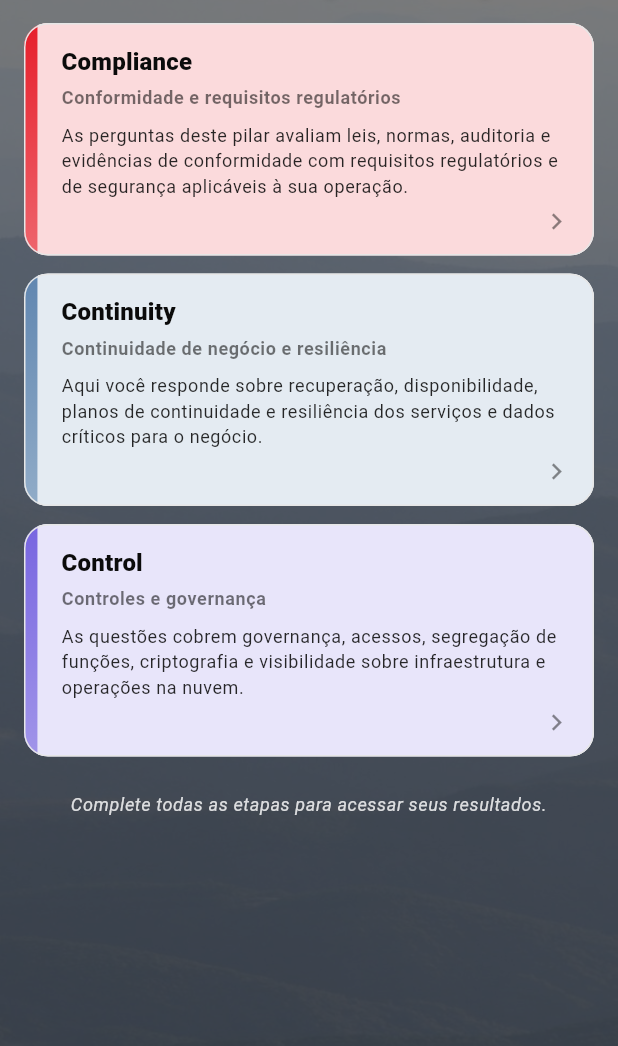
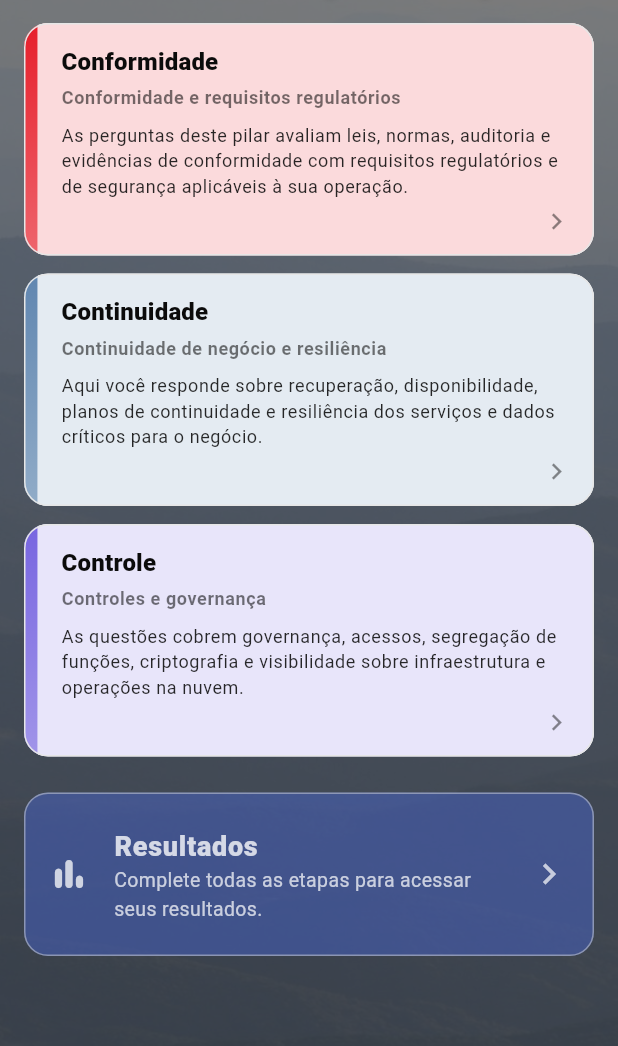
Before and after one commit to Akflamingo2610/BotSoberaniaSoftwareOne, a Flutter app: the PhasesScreen screen opened directly, on a phone screen of 412 x 824 dp, the part 151-1197 px from its top. Run offline on Flutter 3.47's test engine with Material 3 defaults, Android fonts, the phone set to English and light mode, and no system bars; our stand-ins replace fl_chart, pdf, printing, shared_preferences, web; accounts and stored records are empty.

Commit message:
Refina os textos e intera??es dos pilares/resultados para melhorar a usabilidade em portugu?s e o fluxo de explica??es no chat.
O bot?o de resultados agora permanece vis?vel com estado desabilitado at? a conclus?o do assessment, enquanto os prompts autom?ticos foram simplificados para explicar significado e percentual sem sugest?es adicionais.

Made-with: Cursor

```diff
--- a/soberania_app/lib/l10n/app_localizations.dart
+++ b/soberania_app/lib/l10n/app_localizations.dart
@@ -37,20 +37,20 @@ class AppLocalizations {
       'intro_framework_intro':
           'Ajuda a identificar prioridades e definir os próximos passos com clareza.',
       'intro_framework_bullet_1':
-          'A metodologia da SoftwareOne avalia a soberania digital a partir de três pilares: Compliance, Control e Continuity.',
+          'A metodologia da SoftwareOne avalia a soberania digital a partir de três pilares: Conformidade, Controle e Continuidade.',
       'intro_framework_bullet_2':
           'O framework oferece uma visão prática da maturidade da organização.',
       'intro_framework_bullet_3':
           'Ajuda a identificar prioridades de evolução e construção de um roadmap.',
-      'intro_compliance_title': 'Compliance',
+      'intro_compliance_title': 'Conformidade',
       'intro_compliance_bullet_1':
           'Garanta conformidade com leis, normas e padrões de segurança, com critérios claros para avaliação e decisão.',
       'intro_compliance_bullet_2': '',
-      'intro_control_title': 'Control',
+      'intro_control_title': 'Controle',
       'intro_control_bullet_1':
           'Tenha controle sobre infraestrutura, acessos e dados, fortalecendo a proteção de ativos críticos e a autonomia da operação.',
       'intro_control_bullet_2': '',
-      'intro_continuity_title': 'Continuity',
+      'intro_continuity_title': 'Continuidade',
       'intro_continuity_bullet_1':
           'Prepare sua operação para responder e se recuperar, assegurando a continuidade do negócio diante de falhas e crises.',
       'intro_continuity_bullet_2': '',
@@ -105,13 +105,13 @@ class AppLocalizations {
       'phases_title': 'Pilares da Soberania Digital',
       'phases_choose': 'Por onde você quer começar',
       'phases_choose_subtext': 'Escolha um dos pilares e avance no seu ritmo.',
-      'phase_compliance_label': 'Compliance',
+      'phase_compliance_label': 'Conformidade',
       'phase_compliance_subtitle':
           'Conformidade e requisitos regulatórios',
-      'phase_continuity_label': 'Continuity',
+      'phase_continuity_label': 'Continuidade',
       'phase_continuity_subtitle':
           'Continuidade de negócio e resiliência',
-      'phase_control_label': 'Control',
+      'phase_control_label': 'Controle',
       'phase_control_subtitle': 'Controles e governança',
       'phase_compliance_card_body':
           'As perguntas deste pilar avaliam leis, normas, auditoria e evidências de conformidade com requisitos regulatórios e de segurança aplicáveis à sua operação.',
--- a/soberania_app/lib/screens/assessment_intro_screen.dart
+++ b/soberania_app/lib/screens/assessment_intro_screen.dart
@@ -120,12 +120,15 @@ class _AssessmentIntroScreenState extends State<AssessmentIntroScreen> {
                         child: _ContentColumn(
                           onContinue: () => _continue(context),
                           onLogout: () => _logout(context),
+                          onKeywordTap: _onKeywordTap,
                         ),
                       ),
                       SizedBox(
                         width: 420,
                         child: ChatPanel(
                           welcomeMessage: l10n.t('intro_chat_welcome'),
+                          quickQuestion: _quickQuestion,
+                          quickQuestionNonce: _quickQuestionNonce,
                         ),
                       ),
                     ],
@@ -134,6 +137,7 @@ class _AssessmentIntroScreenState extends State<AssessmentIntroScreen> {
                 return _ContentColumn(
                   onContinue: () => _continue(context),
                   onLogout: () => _logout(context),
+                  onKeywordTap: _onKeywordTap,
                 );
               },
             ),
@@ -167,11 +171,11 @@ class _AssessmentIntroScreenState extends State<AssessmentIntroScreen> {
         break;
       default:
         if (conceptKey == 'compliance') {
-          question = 'O que significa Compliance em soberania digital, de forma simples?';
+          question = 'O que significa Compliance (Conformidade) em soberania digital, de forma simples?';
         } else if (conceptKey == 'control') {
-          question = 'O que significa Control em soberania digital, de forma simples?';
+          question = 'O que significa Control (Controle) em soberania digital, de forma simples?';
         } else {
-          question = 'O que significa Continuity em soberania digital, de forma simples?';
+          question = 'O que significa Continuity (Continuidade) em soberania digital, de forma simples?';
         }
     }
 
@@ -327,7 +331,7 @@ class _ContentColumnState extends State<_ContentColumn> {
     if (code.startsWith('es')) {
       return 'Consejo: haga clic en Compliance, Control o Continuity para obtener una explicación rápida en el chat.';
     }
-    return 'Dica: clique em Compliance, Control ou Continuity para ver uma explicação rápida no chat.';
+    return 'Dica: clique em Conformidade, Controle ou Continuidade para ver uma explicação rápida no chat.';
   }
 
   @override
--- a/soberania_app/lib/screens/phases_screen.dart
+++ b/soberania_app/lib/screens/phases_screen.dart
@@ -22,7 +22,6 @@ class _PhasesScreenState extends State<PhasesScreen> {
   DateTime? _lastResultsGeneratedAt;
 
   final _api = XanoApi();
-  bool _loadingResults = true;
   bool _allQuestionsAnswered = false;
   static const List<String> _phaseValuesForValidation = <String>[
     'Compliance',
@@ -122,11 +121,7 @@ class _PhasesScreenState extends State<PhasesScreen> {
       }
     } catch (_) {
       // Em erro (429, rede, etc.), não altera _allQuestionsAnswered para não esconder Resultados
-    } finally {
-      if (mounted) {
-        setState(() => _loadingResults = false);
-      }
-    }
+    } finally {}
   }
 
   @override
@@ -280,18 +275,29 @@ class _PhasesScreenState extends State<PhasesScreen> {
                                         ),
                                       ),
                                     ),
-                                    if (_allQuestionsAnswered) ...[
                                     const SizedBox(height: 12),
-                                      Card(
+                                    Builder(
+                                      builder: (context) {
+                                        final enabled = _allQuestionsAnswered;
+                                        final cardColor = enabled
+                                            ? Brand.resultsBlue
+                                            : Brand.resultsBlue.withValues(
+                                                alpha: 0.45,
+                                              );
+                                        return Card(
                                           margin: EdgeInsets.zero,
                                           elevation: 0,
-                                        color: Brand.resultsBlue,
+                                          color: cardColor,
                                           shape: RoundedRectangleBorder(
                                             borderRadius: BorderRadius.circular(
                                               16,
                                             ),
-                                          side: const BorderSide(
-                                            color: Brand.border,
+                                            side: BorderSide(
+                                              color: enabled
+                                                  ? Brand.border
+                                                  : Brand.border.withValues(
+                                                      alpha: 0.45,
+                                                    ),
                                             ),
                                           ),
                                           child: ListTile(
@@ -300,34 +306,50 @@ class _PhasesScreenState extends State<PhasesScreen> {
                                                   horizontal: 16,
                                                   vertical: 14,
                                                 ),
-                                          leading: const Icon(
+                                            leading: Icon(
                                               Icons.bar_chart_rounded,
-                                            color: Brand.white,
+                                              color: Brand.white.withValues(
+                                                alpha: enabled ? 1 : 0.75,
+                                              ),
                                               size: 28,
                                             ),
                                             title: Text(
                                               l10n.t('results_title'),
                                               style: TextStyle(
                                                 fontWeight: FontWeight.w800,
-                                              color: Brand.white,
+                                                color: Brand.white.withValues(
+                                                  alpha: enabled ? 1 : 0.78,
+                                                ),
                                                 fontSize: 18,
                                               ),
                                             ),
                                             subtitle: Text(
-                                            _lastResultsGeneratedAt != null
+                                              enabled
+                                                  ? (_lastResultsGeneratedAt !=
+                                                          null
                                                       ? '${l10n.t('results_generated_at')}: ${_formatTimestamp(_lastResultsGeneratedAt!)}'
-                                                : l10n.t('results_view_scores'),
-                                            style: const TextStyle(
-                                              color: Colors.white70,
+                                                      : l10n.t(
+                                                          'results_view_scores',
+                                                        ))
+                                                  : l10n.t(
+                                                      'results_available_hint',
+                                                    ),
+                                              style: TextStyle(
+                                                color: Brand.white.withValues(
+                                                  alpha: enabled ? 0.82 : 0.72,
+                                                ),
                                                 fontSize: 13,
                                               ),
                                             ),
-                                          trailing: const Icon(
+                                            trailing: Icon(
                                               Icons.chevron_right,
-                                            color: Brand.white,
+                                              color: Brand.white.withValues(
+                                                alpha: enabled ? 1 : 0.7,
+                                              ),
                                               size: 28,
                                             ),
-                                          onTap: () {
+                                            onTap: enabled
+                                                ? () {
                                                     Navigator.of(context)
                                                         .push(
                                                           MaterialPageRoute(
@@ -336,27 +358,15 @@ class _PhasesScreenState extends State<PhasesScreen> {
                                                           ),
                                                         )
                                                         .then(
-                                                  (_) => _checkIfAllAnswered(),
+                                                          (_) =>
+                                                              _checkIfAllAnswered(),
+                                                        );
+                                                  }
+                                                : null,
+                                          ),
                                         );
                                       },
                                     ),
-                                      ),
-                                    ] else if (!_loadingResults) ...[
-                                      const SizedBox(height: 12),
-                                      Text(
-                                        l10n.t('results_available_hint'),
-                                        textAlign: TextAlign.center,
-                                        style: Theme.of(context)
-                                            .textTheme
-                                            .bodySmall
-                                            ?.copyWith(
-                                              color: Brand.white.withValues(
-                                                alpha: 0.82,
-                                              ),
-                                              fontStyle: FontStyle.italic,
-                                            ),
-                                      ),
-                                    ],
                                   ],
                                 ),
                               ),
```
Also changed, not shown: soberania_app/lib/screens/results_screen.dart (+6 -19 lines), soberania_app/pubspec.lock. Lines whose indentation alone changed are shown as unchanged.
